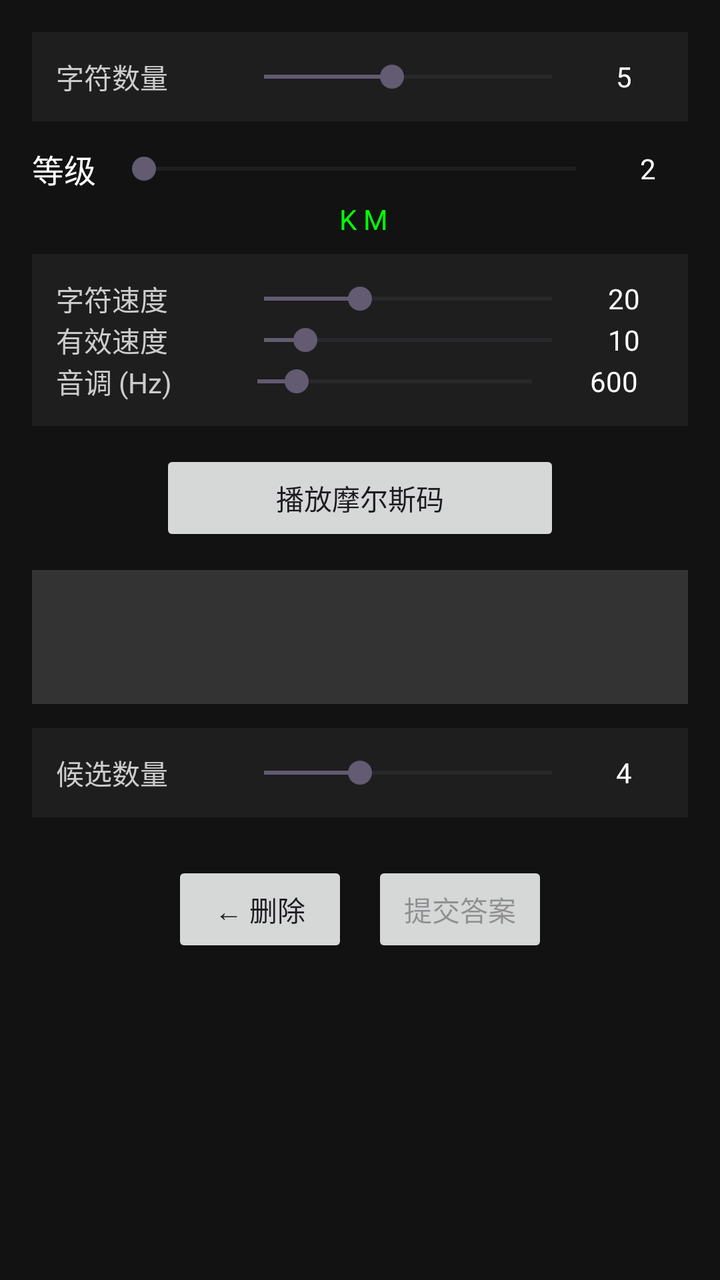
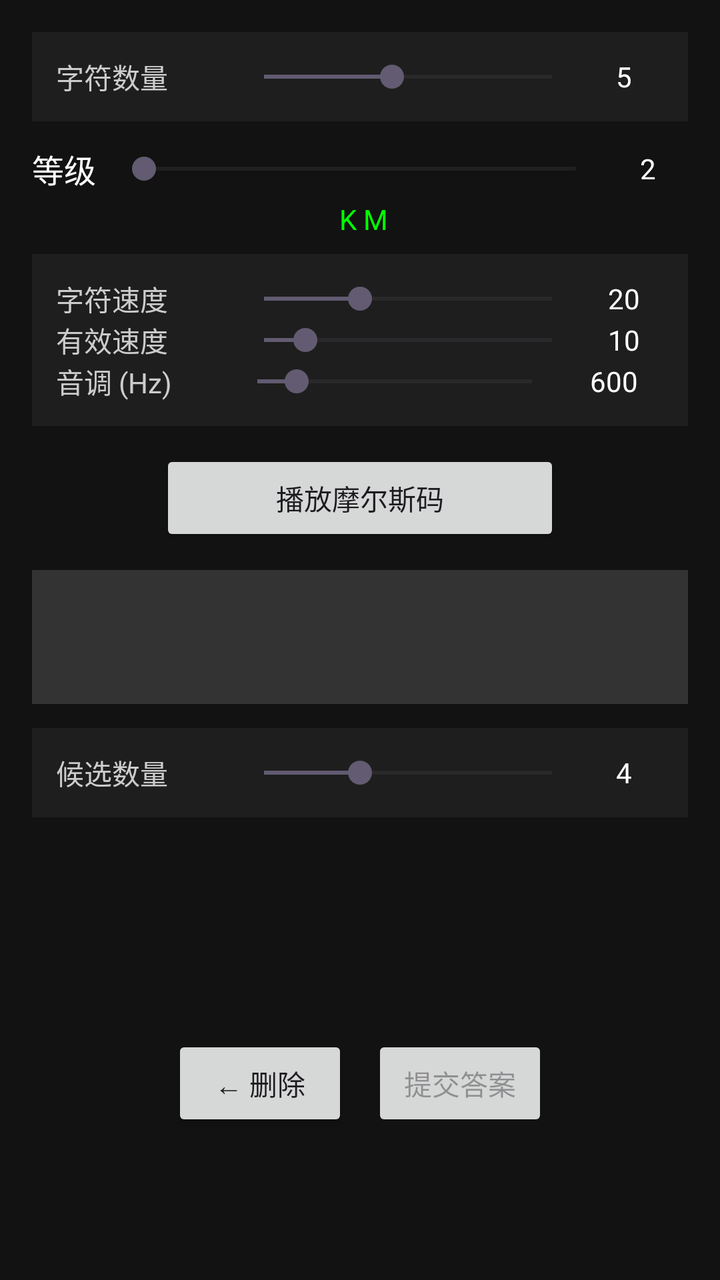

Two renders of the same Android screen: before a commit and after it. Below are the layout's source before the change and the commit's diff.
<!-- AndroidManifest.xml: application theme Theme.KochMorseTrainer -->
<!-- res/layout/fragment_sequence.xml -->
<?xml version="1.0" encoding="utf-8"?>
<ScrollView xmlns:android="http://schemas.android.com/apk/res/android"
    android:layout_width="match_parent"
    android:layout_height="match_parent"
    android:background="#121212">

    <LinearLayout
        android:layout_width="match_parent"
        android:layout_height="wrap_content"
        android:orientation="vertical"
        android:gravity="center"
        android:padding="16dp">

        
        <LinearLayout
            android:layout_width="match_parent"
            android:layout_height="wrap_content"
            android:orientation="horizontal"
            android:gravity="center_vertical"
            android:background="#1E1E1E"
            android:padding="12dp"
            android:layout_marginBottom="12dp">

            <TextView
                android:layout_width="0dp"
                android:layout_height="wrap_content"
                android:layout_weight="1"
                android:text="字符数量"
                android:textColor="#CCCCCC" />

            <SeekBar
                android:id="@+id/seekBarLength"
                android:layout_width="0dp"
                android:layout_height="wrap_content"
                android:layout_weight="2"
                android:max="9"
                android:progress="4" />

            <TextView
                android:id="@+id/tvLengthValue"
                android:layout_width="40dp"
                android:layout_height="wrap_content"
                android:text="5"
                android:textColor="#FFFFFF"
                android:gravity="center" />
        </LinearLayout>

        
        <include layout="@layout/view_audio_settings" />

        
        <Button
            android:id="@+id/btnPlay"
            android:layout_width="200dp"
            android:layout_height="wrap_content"
            android:text="播放摩尔斯码"
            android:layout_marginBottom="12dp" />

        
        <TextView
            android:id="@+id/tvAnswer"
            android:layout_width="match_parent"
            android:layout_height="wrap_content"
            android:text=""
            android:textSize="32sp"
            android:textColor="#FFFFFF"
            android:gravity="center"
            android:background="#333333"
            android:padding="12dp"
            android:layout_marginBottom="12dp"
            android:minHeight="60dp" />

        
        <LinearLayout
            android:layout_width="match_parent"
            android:layout_height="wrap_content"
            android:orientation="horizontal"
            android:gravity="center_vertical"
            android:background="#1E1E1E"
            android:padding="12dp"
            android:layout_marginBottom="8dp">

            <TextView
                android:layout_width="0dp"
                android:layout_height="wrap_content"
                android:layout_weight="1"
                android:text="候选数量"
                android:textColor="#CCCCCC" />

            <SeekBar
                android:id="@+id/seekBarChoices"
                android:layout_width="0dp"
                android:layout_height="wrap_content"
                android:layout_weight="2"
                android:max="6"
                android:progress="2" />

            <TextView
                android:id="@+id/tvChoicesValue"
                android:layout_width="40dp"
                android:layout_height="wrap_content"
                android:text="4"
                android:textColor="#FFFFFF"
                android:gravity="center" />
        </LinearLayout>

        
        <LinearLayout
            android:id="@+id/choiceContainer"
            android:layout_width="match_parent"
            android:layout_height="wrap_content"
            android:orientation="vertical"
            android:layout_marginBottom="8dp" />

        <LinearLayout
            android:layout_width="match_parent"
            android:layout_height="wrap_content"
            android:orientation="horizontal"
            android:gravity="center"
            android:layout_marginBottom="12dp">

            <Button
                android:id="@+id/btnDelete"
                android:layout_width="wrap_content"
                android:layout_height="wrap_content"
                android:text="← 删除"
                android:layout_margin="6dp" />

            <Button
                android:id="@+id/btnSubmit"
                android:layout_width="wrap_content"
                android:layout_height="wrap_content"
                android:text="提交答案"
                android:enabled="false"
                android:layout_margin="6dp" />
        </LinearLayout>

        <TextView
            android:id="@+id/tvResult"
            android:layout_width="wrap_content"
            android:layout_height="wrap_content"
            android:text=""
            android:textSize="18sp"
            android:textColor="#FF0000"
            android:layout_marginBottom="16dp" />

    </LinearLayout>
</ScrollView>
<!-- res/layout/view_audio_settings.xml (included above) -->
<?xml version="1.0" encoding="utf-8"?>
<LinearLayout xmlns:android="http://schemas.android.com/apk/res/android"
    android:layout_width="match_parent"
    android:layout_height="wrap_content"
    android:orientation="vertical">

    
    <LinearLayout
        android:layout_width="match_parent"
        android:layout_height="wrap_content"
        android:orientation="vertical"
        android:layout_marginBottom="8dp">

        <LinearLayout
            android:layout_width="match_parent"
            android:layout_height="wrap_content"
            android:orientation="horizontal"
            android:gravity="center_vertical">

            <TextView
                android:layout_width="wrap_content"
                android:layout_height="wrap_content"
                android:text="等级"
                android:textColor="#FFFFFF"
                android:textSize="16sp" />

            <SeekBar
                android:id="@+id/seekBarLevel"
                android:layout_width="0dp"
                android:layout_height="wrap_content"
                android:layout_weight="1"
                android:layout_marginStart="8dp"
                android:max="36"
                android:progress="0" />

            <TextView
                android:id="@+id/tvLevelValue"
                android:layout_width="40dp"
                android:layout_height="wrap_content"
                android:text="2"
                android:textColor="#FFFFFF"
                android:gravity="center" />
        </LinearLayout>

        <TextView
            android:id="@+id/tvCurrentChars"
            android:layout_width="match_parent"
            android:layout_height="wrap_content"
            android:text=" K M"
            android:textColor="#00FF00"
            android:textSize="14sp"
            android:gravity="center"
            android:layout_marginTop="4dp" />
    </LinearLayout>

    
    <LinearLayout
        android:layout_width="match_parent"
        android:layout_height="wrap_content"
        android:orientation="vertical"
        android:background="#1E1E1E"
        android:padding="12dp"
        android:layout_marginBottom="12dp">

        
        <LinearLayout
            android:layout_width="match_parent"
            android:layout_height="wrap_content"
            android:orientation="horizontal"
            android:gravity="center_vertical">

            <TextView
                android:layout_width="0dp"
                android:layout_height="wrap_content"
                android:layout_weight="1"
                android:text="字符速度"
                android:textColor="#CCCCCC" />

            <SeekBar
                android:id="@+id/seekBarCharSpeed"
                android:layout_width="0dp"
                android:layout_height="wrap_content"
                android:layout_weight="2"
                android:max="45"
                android:progress="15" />

            <TextView
                android:id="@+id/tvCharSpeedValue"
                android:layout_width="40dp"
                android:layout_height="wrap_content"
                android:text="20"
                android:textColor="#FFFFFF"
                android:gravity="center" />
        </LinearLayout>

        
        <LinearLayout
            android:layout_width="match_parent"
            android:layout_height="wrap_content"
            android:orientation="horizontal"
            android:gravity="center_vertical">

            <TextView
                android:layout_width="0dp"
                android:layout_height="wrap_content"
                android:layout_weight="1"
                android:text="有效速度"
                android:textColor="#CCCCCC" />

            <SeekBar
                android:id="@+id/seekBarEffSpeed"
                android:layout_width="0dp"
                android:layout_height="wrap_content"
                android:layout_weight="2"
                android:max="35"
                android:progress="5" />

            <TextView
                android:id="@+id/tvEffSpeedValue"
                android:layout_width="40dp"
                android:layout_height="wrap_content"
                android:text="10"
                android:textColor="#FFFFFF"
                android:gravity="center" />
        </LinearLayout>

        
        <LinearLayout
            android:layout_width="match_parent"
            android:layout_height="wrap_content"
            android:orientation="horizontal"
            android:gravity="center_vertical">

            <TextView
                android:layout_width="0dp"
                android:layout_height="wrap_content"
                android:layout_weight="1"
                android:text="音调 (Hz)"
                android:textColor="#CCCCCC" />

            <SeekBar
                android:id="@+id/seekBarFreq"
                android:layout_width="0dp"
                android:layout_height="wrap_content"
                android:layout_weight="2"
                android:max="1400"
                android:progress="200" />

            <TextView
                android:id="@+id/tvFreqValue"
                android:layout_width="50dp"
                android:layout_height="wrap_content"
                android:text="600"
                android:textColor="#FFFFFF"
                android:gravity="center" />
        </LinearLayout>
    </LinearLayout>

</LinearLayout>
<!-- resources referenced by this layout -->
<resources>
  <style name="Theme.KochMorseTrainer" parent="Base.Theme.KochMorseTrainer" />
  <style name="Base.Theme.KochMorseTrainer" parent="Theme.Material3.DayNight.NoActionBar">
          
          
      </style>
</resources>

<!-- the commit's change to res/layout/fragment_sequence.xml (unified diff, before → after) -->
@@ -2,13 +2,14 @@
 <ScrollView xmlns:android="http://schemas.android.com/apk/res/android"
     android:layout_width="match_parent"
     android:layout_height="match_parent"
-    android:background="#121212">
+    android:background="#121212"
+    android:fillViewport="true">
 
     <LinearLayout
         android:layout_width="match_parent"
         android:layout_height="wrap_content"
         android:orientation="vertical"
-        android:gravity="center"
+        android:gravity="center_horizontal"
         android:padding="16dp">
 
         
@@ -108,7 +109,8 @@
         <LinearLayout
             android:id="@+id/choiceContainer"
             android:layout_width="match_parent"
-            android:layout_height="wrap_content"
+            android:layout_height="0dp"
+            android:layout_weight="1"
             android:orientation="vertical"
             android:layout_marginBottom="8dp" />
 
